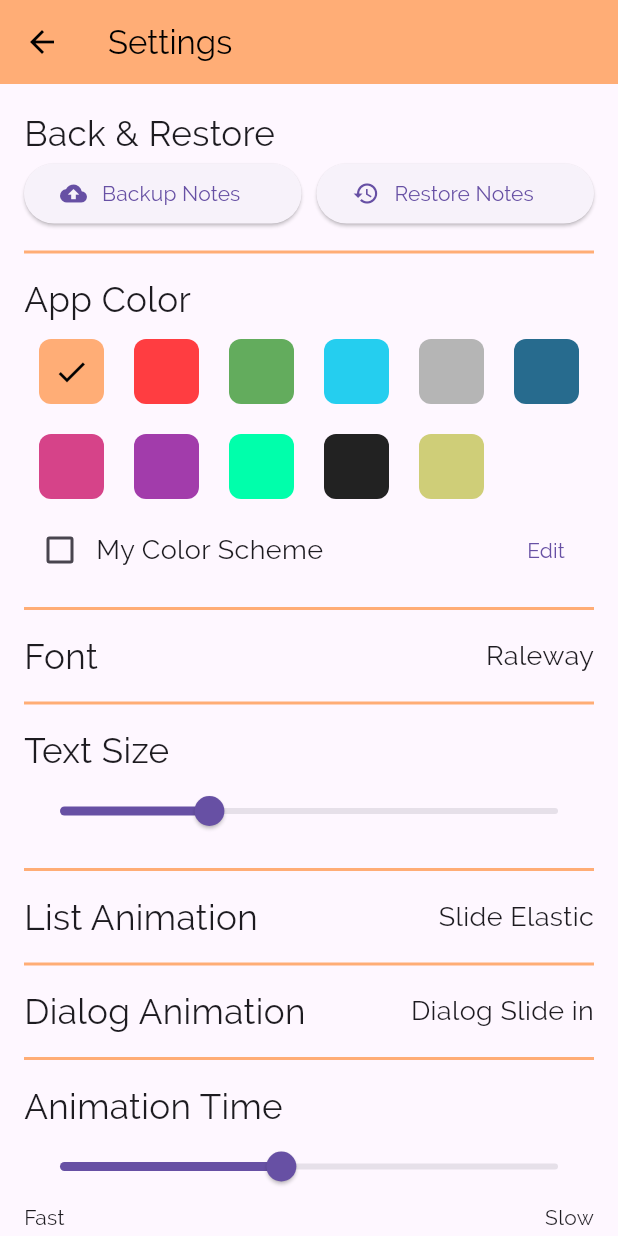
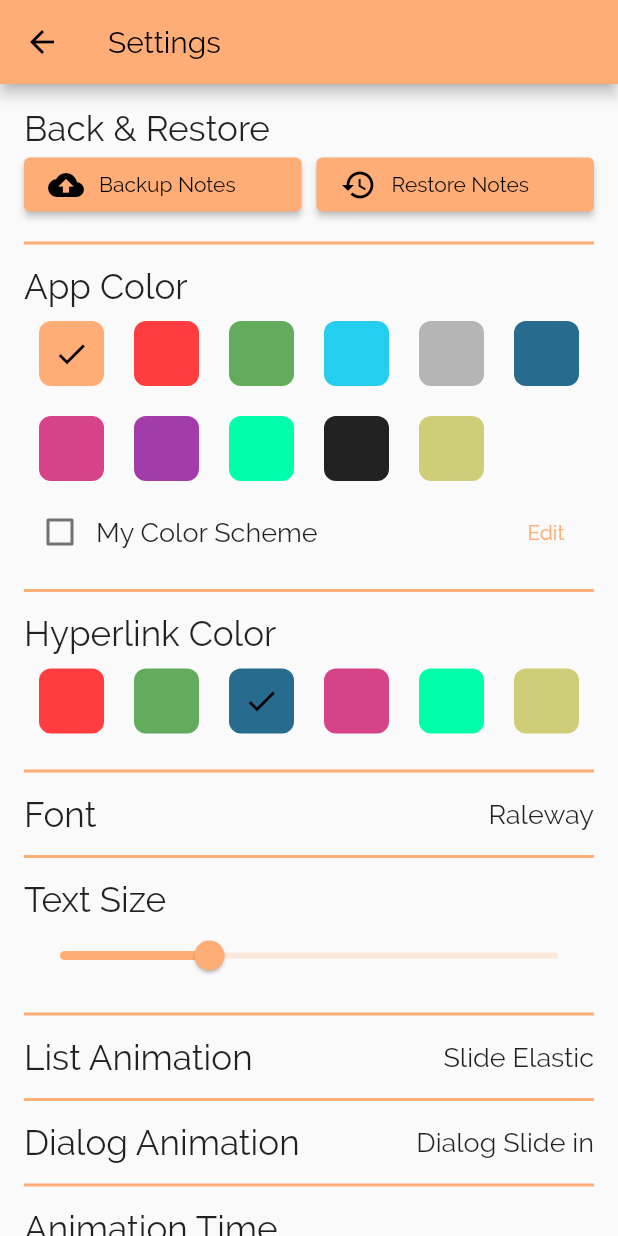
Before and after one commit to chandresh204/Note.It, a Flutter app: the SettingsPage screen opened directly, after a tap on the "check" icon, on a phone screen of 412 x 824 dp. Run offline on Flutter 3.47's test engine with Material 3 defaults, Android fonts, the phone set to English and light mode, and no system bars; our stand-ins replace file_picker, floor, share_plus, shared_preferences, sqflite; missing offline and left inert: encrypt, in_app_update, interactive_text; accounts and stored records are empty; generated files the repository leaves out were written again.

Commit message:
Version Code 10 after adding auto link support to phone and web link

```diff
--- a/lib/main.dart
+++ b/lib/main.dart
@@ -43,6 +43,7 @@ class _MyAppState extends State<MyApp> {
       title: 'MyApp',
       themeMode: _themeMode,
       theme: ThemeData(
+        useMaterial3: false,
         primarySwatch: _primarySwatch,
         fontFamily: _font,
       ),
--- a/lib/themes/theme.dart
+++ b/lib/themes/theme.dart
@@ -5,7 +5,7 @@ import 'color.dart';
 
 class MyTheme {
 
-  static const appVersion = 8.0;
+  static const appVersion = 8.1;
   static const colorDiff = 50;
   static Color colorDefault = const Color(0xffffad76);
   static Color colorRed = const Color(0xffff3d41);
@@ -51,6 +51,7 @@ class MyTheme {
 
   static const String isDarkModePrefString = 'isDarkMode';
   static const String colorIdPrefsString = 'colorIdInPrefs';
+  static const String hyperlinkColorPrefsString = 'hyperLinkColorPrefs';
   static const String fontPreferenceString = 'fontInPrefs';
   static const String textSizePreferenceString = 'textSizeInPrefs';
   static const String securePasswordPrefString = 'secureNotes';
@@ -68,6 +69,7 @@ class MyTheme {
   static const String myColorDarkBluePrefs = 'myColorDarkBlue';
 
   static var selectedColorScheme = myColorDefault;
+  static var selectedHyperlinkColor = myColorBlue1;
   static var selectedFonts = 'Default';
   static var selectedAnimation = 'None';
   static var selectedDialogAnimation = 'Dialog Slide Elastic';
@@ -236,6 +238,73 @@ class MyTheme {
       default:
         {
           selectedColorScheme = myColorDefault;
+        }
+    }
+    final hyperlinkColorPrefs = prefs.getInt(hyperlinkColorPrefsString);
+    switch (hyperlinkColorPrefs) {
+      case colorId0:
+        {
+          selectedHyperlinkColor = myCustomColor;
+        }
+        break;
+      case colorId1:
+        {
+          selectedHyperlinkColor = myColorDefault;
+        }
+        break;
+      case colorId2:
+        {
+          selectedHyperlinkColor = myColorRed;
+        }
+        break;
+      case colorId3:
+        {
+          selectedHyperlinkColor = myColorBlue;
+        }
+        break;
+      case colorId4:
+        {
+          selectedHyperlinkColor = myColorGreen;
+        }
+        break;
+      case colorId5:
+        {
+          selectedHyperlinkColor = myColorGrey;
+        }
+        break;
+      case colorId6:
+        {
+          selectedHyperlinkColor = myColorBlue1;
+        }
+        break;
+      case colorId7:
+        {
+          selectedHyperlinkColor = myColorPink;
+        }
+        break;
+      case colorId8:
+        {
+          selectedHyperlinkColor = myColorPurple;
+        }
+        break;
+      case colorId9:
+        {
+          selectedHyperlinkColor = myColorGreenLight;
+        }
+        break;
+      case colorId10:
+        {
+          selectedHyperlinkColor = myColorBlack;
+        }
+        break;
+      case colorId11:
+        {
+          selectedHyperlinkColor = myColorLemon;
+        }
+        break;
+      default:
+        {
+          selectedHyperlinkColor = myColorBlue1;
         }
     }
     final font = prefs.getString(fontPreferenceString);
--- a/lib/ui/edit_page.dart
+++ b/lib/ui/edit_page.dart
@@ -1,5 +1,7 @@
 import 'package:flutter/material.dart';
 import 'package:flutter/services.dart';
+import 'package:interactive_text/view/interactive_text.dart';
+import 'package:note_it/custome_widgets/bottom_sheet_url_open.dart';
 import 'package:share_plus/share_plus.dart';
 
 import '../data/encrypt_decrypt.dart';
@@ -329,10 +331,16 @@ class _EditPageState extends State<EditPage> with SingleTickerProviderStateMixin
               physics: const BouncingScrollPhysics(),
               children: [
                 const SizedBox(height: 10),
-                Text(
+                InteractiveText(text: textToEdit, textStyle: TextStyle(fontSize: MyTheme.primaryFontSize, color: _getTextColor()),
+                  linkStyle: TextStyle(color: MyTheme.selectedHyperlinkColor.basicColor, fontSize: MyTheme.primaryFontSize),
+                  onUrlClick: (url) {
+                    final dialog = BottomSheetUrlOpen(url: url, context: context);
+                    dialog.getUi();
+                  }),
+            /*    Text(
                   textToEdit,
                   style: TextStyle(fontSize: MyTheme.primaryFontSize, color: _getTextColor()),
-                ),
+                ), */
                 const SizedBox(height: 100)
               ]
           ),
--- a/lib/ui/settings_page.dart
+++ b/lib/ui/settings_page.dart
@@ -171,8 +171,8 @@ class _SettingsPageState extends State<SettingsPage> with SingleTickerProviderSt
                             transitionDuration: Duration(milliseconds: (MyTheme.animationTiming * MyTheme.animationDialogTimingConst).toInt())
                         );
                       },
-                      child: Row(
-                        children: const [
+                      child: const Row(
+                        children: [
                           Icon(Icons.restore),
                           SizedBox(width: 10),
                           Text('Restore Notes')
@@ -191,17 +191,17 @@ class _SettingsPageState extends State<SettingsPage> with SingleTickerProviderSt
               gridDelegate: const SliverGridDelegateWithFixedCrossAxisCount(
                   crossAxisCount: 6),
               children: [
-                _getColorPlates(MyTheme.myColorDefault),
-                _getColorPlates(MyTheme.myColorRed),
-                _getColorPlates(MyTheme.myColorGreen),
-                _getColorPlates(MyTheme.myColorBlue),
-                _getColorPlates(MyTheme.myColorGrey),
-                _getColorPlates(MyTheme.myColorBlue1),
-                _getColorPlates(MyTheme.myColorPink),
-                _getColorPlates(MyTheme.myColorPurple),
-                _getColorPlates(MyTheme.myColorGreenLight),
-                _getColorPlates(MyTheme.myColorBlack),
-                _getColorPlates(MyTheme.myColorLemon)
+                _getColorPlates(MyTheme.myColorDefault, false),
+                _getColorPlates(MyTheme.myColorRed, false),
+                _getColorPlates(MyTheme.myColorGreen, false),
+                _getColorPlates(MyTheme.myColorBlue, false),
+                _getColorPlates(MyTheme.myColorGrey, false),
+                _getColorPlates(MyTheme.myColorBlue1, false),
+                _getColorPlates(MyTheme.myColorPink, false),
+                _getColorPlates(MyTheme.myColorPurple, false),
+                _getColorPlates(MyTheme.myColorGreenLight, false),
+                _getColorPlates(MyTheme.myColorBlack, false),
+                _getColorPlates(MyTheme.myColorLemon, false)
               ],
             ),
             Row(
@@ -212,7 +212,7 @@ class _SettingsPageState extends State<SettingsPage> with SingleTickerProviderSt
                       if (checked == true) {
                         setState(() {
                           MyTheme.selectedColorScheme = MyTheme.myCustomColor;
-                          _saveSelectedColor(MyTheme.colorId0);
+                          _saveSelectedColor(MyTheme.colorId0, false);
                         });
                       }
                     }),
@@ -220,6 +220,24 @@ class _SettingsPageState extends State<SettingsPage> with SingleTickerProviderSt
                 TextButton(onPressed: () {
                   Navigator.push(context, MaterialPageRoute(builder: (ctx) => const MyColorSchemeEditor()));
                 }, child: const Text('Edit')),
+              ],
+            ),
+            _getDivider(),
+            Text(
+              'Hyperlink Color',
+              style: TextStyle(fontSize: MyTheme.largeFontSize),
+            ),
+            GridView(
+              shrinkWrap: true,
+              gridDelegate: const SliverGridDelegateWithFixedCrossAxisCount(
+                  crossAxisCount: 6),
+              children: [
+                _getColorPlates(MyTheme.myColorRed, true),
+                _getColorPlates(MyTheme.myColorGreen, true),
+                _getColorPlates(MyTheme.myColorBlue1, true),
+                _getColorPlates(MyTheme.myColorPink, true),
+                _getColorPlates(MyTheme.myColorGreenLight, true),
+                _getColorPlates(MyTheme.myColorLemon, true)
               ],
             ),
             _getDivider(),
@@ -307,8 +325,8 @@ class _SettingsPageState extends State<SettingsPage> with SingleTickerProviderSt
                 prefs.setInt(MyTheme.animationTimePrefString, value.toInt());
               });
             }, max: 1000, min: 100),
-            Row(
-              children: const [
+            const Row(
+              children: [
                 Expanded(child: Text('Fast')),
                 Text('Slow'),
               ],
@@ -347,8 +365,8 @@ class _SettingsPageState extends State<SettingsPage> with SingleTickerProviderSt
                         launchUrl(url,
                             mode: LaunchMode.externalNonBrowserApplication);
                       },
-                      child: Row(
-                        children: const [Icon(Icons.star), Text('Rate this App')],
+                      child: const Row(
+                        children: [Icon(Icons.star), Text('Rate this App')],
                       ),
                     )),
                 Container(
@@ -377,13 +395,22 @@ class _SettingsPageState extends State<SettingsPage> with SingleTickerProviderSt
     );
   }
 
-  _getColorPlates(MyColor myColor) {
-    bool selected = myColor.basicColor == MyTheme.selectedColorScheme.basicColor;
+  _getColorPlates(MyColor myColor, bool forHyperlink) {
+    bool selected = false;
+    if(forHyperlink) {
+      selected = myColor.basicColor == MyTheme.selectedHyperlinkColor.basicColor;
+    } else {
+      selected = myColor.basicColor == MyTheme.selectedColorScheme.basicColor;
+    }
     return GestureDetector(
       onTap: () {
         setState(() {
-          MyTheme.selectedColorScheme = myColor;
-          _saveSelectedColor(myColor.colorId);
+          if(forHyperlink) {
+            MyTheme.selectedHyperlinkColor = myColor;
+          } else {
+            MyTheme.selectedColorScheme = myColor;
+          }
+          _saveSelectedColor(myColor.colorId, forHyperlink);
         });
       },
       child: Container(
@@ -418,9 +445,13 @@ class _SettingsPageState extends State<SettingsPage> with SingleTickerProviderSt
     );
   }
 
-  _saveSelectedColor(int colorId) {
+  _saveSelectedColor(int colorId, bool forHyperlink) {
     SharedPreferences.getInstance().then((prefs) {
-      prefs.setInt(MyTheme.colorIdPrefsString, colorId);
+      if(forHyperlink) {
+        prefs.setInt(MyTheme.hyperlinkColorPrefsString, colorId);
+      } else {
+        prefs.setInt(MyTheme.colorIdPrefsString, colorId);
+      }
       MyApp.of(context)?.changeTheme(MyTheme.isDarkMode,
           MyTheme.selectedColorScheme.primary, MyTheme.selectedFonts);
     });
@@ -453,22 +484,17 @@ class _SettingsPageState extends State<SettingsPage> with SingleTickerProviderSt
   }
 
   _convertNotesToJson(List<Note> notes) {
-    //   print('password: ${MyTheme.securePassword}');
     String passwordEncrypted = '';
     if (MyTheme.securePassword.isNotEmpty) {
       passwordEncrypted = EncDec.getEncryptedText(MyTheme.securePassword);
     }
-    //  print('password Encrpt: $passwordEncrypted');
     final bkObj = {'notes': notes, 'password': passwordEncrypted};
     final bkString = json.encode(bkObj);
     final enBackup = EncDec.getEncryptedText(bkString);
-    //   print(enBackup);
 
     getApplicationDocumentsDirectory().then((dir) {
-      //     print('got dir: $dir');
       final file = File('${dir.path}/noteit.nbk');
       file.writeAsString(enBackup).then((value) {
-        //         print('bkFilee created');
         Share.shareFiles([file.path], text: 'Save your Backup');
       });
     });
@@ -479,27 +505,21 @@ class _SettingsPageState extends State<SettingsPage> with SingleTickerProviderSt
       if (files != null) {
         final restoreFile = File(files.files.first.path!);
         restoreFile.readAsString().then((encString) {
-          //     print('restoreEnc : $encString');
           final jsonString = EncDec.getDecryptText(encString);
-          //     print('mainJson: $jsonString');
           try {
             final listArray = json.decode(jsonString)['notes'] as List;
-            //       print('listArray: $listArray');
             List<Note> notes =
             listArray.map((noteJson) => Note.fromJson(noteJson)).toList();
-            //        print('restored Data found : $jsonString');
-            //        print('notes found ${notes.length}');
             final passEnc = json.decode(jsonString)['password'] as String;
             if (passEnc.isNotEmpty) {
               MyTheme.securePassword = EncDec.getDecryptText(passEnc);
-              //         print('Password: ${MyTheme.securePassword}');
               SharedPreferences.getInstance().then((pref) {
                 pref.setString(
                     MyTheme.securePasswordPrefString, MyTheme.securePassword);
               });
             }
             _insertRestoredNotes(notes);
-          } on Exception catch (_) {
+          } catch (e) {
             ScaffoldMessenger.of(context).showSnackBar(
                 const SnackBar(content: Text('Restore Failed, Invalid File')));
           }
```
Also changed, not shown: lib/custome_widgets/bottom_sheet_url_open.dart (added, +48 -0 lines), lib/data/encrypt_decrypt.dart (+7 -2 lines), pubspec.yaml (+15 -12 lines), pubspec.lock, 5 other files.
